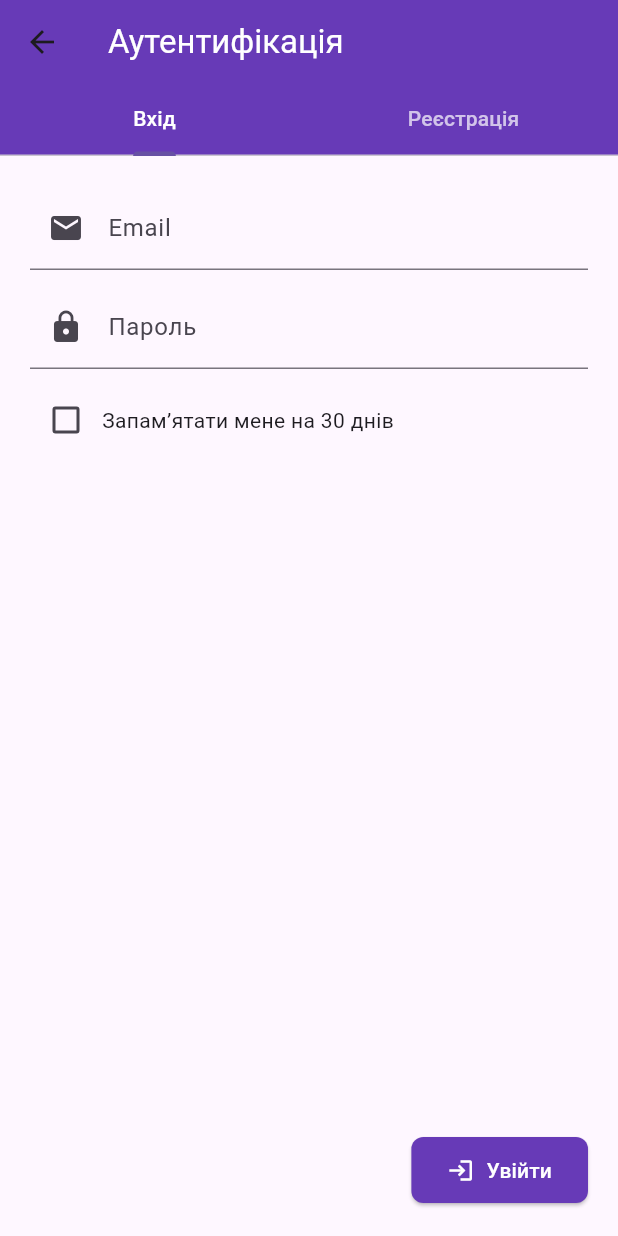
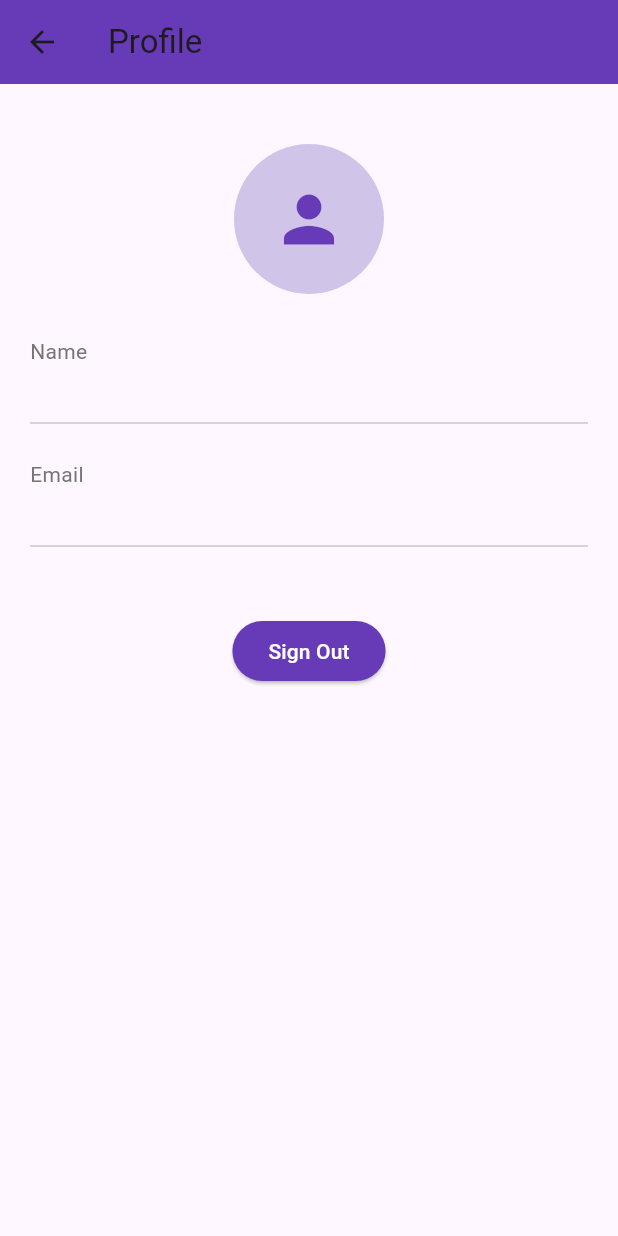
Before and after one commit to Dark927/GamedevEdu-App-Flutter, a Flutter app: the CustomDrawer widget shown alone on an empty page, opened directly with empty values, after a tap on "Profile", on a phone screen of 412 x 824 dp. Run offline on Flutter 3.47's test engine with Material 3 defaults, Android fonts, the phone set to English and light mode, and no system bars; our stand-ins replace firebase_auth, firebase_core, flutter_markdown, shared_preferences, sqflite, sqflite_common_ffi and 2 more; accounts and stored records are empty; network calls fail.

Commit message:
feat: implement the profile screen, add a splash screen, remove some unnecessary build folders.
add a splash screen with the app logo.
implement the profile screen with user's name/surname and email info.
refactore some logic and fix issues with auth (login/register).
remove build folders related to linux, macos and web.

```diff
--- a/lib/courses/game_ai_course.dart
+++ b/lib/courses/game_ai_course.dart
@@ -22,7 +22,7 @@ class GameAIScreen extends StatelessWidget {
           '- ✅ **Основи AI в іграх**: правила, скрипти, дерева рішень\n'
           '- ✅ **Системи станів (Finite State Machines)**\n'
           '- ✅ **Патрулювання, переслідування та втеча**\n'
-          '- ✅ **Pathfinding з алгоритмами A\* і Dijkstra**\n'
+          '- ✅ **Pathfinding з алгоритмами A* і Dijkstra**\n'
           '- ✅ **Реалістична поведінка ворогів та союзників**\n'
           '- ✅ **AI для стратегій, RPG та шутерів**\n'
           '- ✅ **Планування, реактивність і адаптація**\n\n'
--- a/lib/models/courses/course_config.dart
+++ b/lib/models/courses/course_config.dart
@@ -50,7 +50,7 @@ final Map<String, CourseConfig> courseConfigs = {
   ),
   CourseKeys.unrealEngine: CourseConfig(
     course: courses[CourseKeys.unrealEngine]!,
-    builder:
-        () => UnrealCourseScreen(course: courses[CourseKeys.unrealEngine]!),
+    builder: () =>
+        UnrealCourseScreen(course: courses[CourseKeys.unrealEngine]!),
   ),
 };
--- a/lib/screens/auth/login_form.dart
+++ b/lib/screens/auth/login_form.dart
@@ -71,14 +71,16 @@ class _LoginFormState extends State<LoginForm> {
       // Check if email is verified
       if (userCredential.user?.emailVerified ?? false) {
         // Navigate to home screen or wherever needed
-        // Navigator.pushReplacement(context, MaterialPageRoute(builder: (_) => HomeScreen()));
+        Navigator.pushReplacementNamed(context, '/profile');
       } else {
         // If email not verified, send verification email
         await userCredential.user?.sendEmailVerification();
         if (!context.mounted) return;
 
         ScaffoldMessenger.of(context).showSnackBar(
-          const SnackBar(content: Text('Будь ласка, підтвердіть ваш email. Ми відправили листа з підтвердженням.')),
+          const SnackBar(
+              content: Text(
+                  'Будь ласка, підтвердіть ваш email. Ми відправили листа з підтвердженням.')),
         );
       }
     } on FirebaseAuthException catch (e) {
--- /dev/null
+++ b/lib/screens/auth/profile_screen.dart
@@ -0,0 +1,149 @@
+import 'package:flutter/material.dart';
+import 'package:firebase_auth/firebase_auth.dart';
+import 'package:shared_preferences/shared_preferences.dart';
+import '/database/database_helper.dart';
+
+class ProfileScreen extends StatefulWidget {
+  const ProfileScreen({super.key});
+
+  @override
+  State<ProfileScreen> createState() => _ProfileScreenState();
+}
+
+class _ProfileScreenState extends State<ProfileScreen> {
+  String _userName = '';
+  String _userEmail = '';
+  bool _isLoading = true;
+
+  @override
+  void initState() {
+    super.initState();
+    _checkAuthState();
+  }
+
+  Future<void> _checkAuthState() async {
+    final user = FirebaseAuth.instance.currentUser;
+    if (user == null) {
+      if (mounted) {
+        Navigator.pushReplacementNamed(context, '/auth');
+      }
+      return;
+    }
+    await _loadUserData();
+  }
+
+  Future<void> _loadUserData() async {
+    try {
+      final prefs = await SharedPreferences.getInstance();
+      final currentUser = FirebaseAuth.instance.currentUser;
+
+      if (currentUser != null) {
+        // Try to get name from shared preferences first
+        String? name = prefs.getString('user_name');
+
+        if (name == null) {
+          // If not in shared prefs, get from database
+          final dbHelper = DatabaseHelper();
+          final userData = await dbHelper.getUser(currentUser.uid);
+
+          if (userData != null) {
+            name = '${userData['firstName']} ${userData['lastName']}';
+            // Save to shared prefs for future use
+            await prefs.setString('user_name', name);
+          }
+        }
+
+        setState(() {
+          _userName = name ?? 'No name provided';
+          _userEmail = currentUser.email ?? 'No email provided';
+          _isLoading = false;
+        });
+      }
+    } catch (e) {
+      setState(() {
+        _isLoading = false;
+      });
+      ScaffoldMessenger.of(context).showSnackBar(
+        SnackBar(content: Text('Error loading profile: ${e.toString()}')),
+      );
+    }
+  }
+
+  @override
+  Widget build(BuildContext context) {
+    return Scaffold(
+      appBar: AppBar(
+        title: const Text('Profile'),
+        backgroundColor: Colors.deepPurple,
+      ),
+      body: _isLoading
+          ? const Center(child: CircularProgressIndicator())
+          : Padding(
+              padding: const EdgeInsets.all(20.0),
+              child: Column(
+                crossAxisAlignment: CrossAxisAlignment.start,
+                children: [
+                  const SizedBox(height: 20),
+                  Center(
+                    child: CircleAvatar(
+                      radius: 50,
+                      backgroundColor: Colors.deepPurple[100],
+                      child: Icon(
+                        Icons.person,
+                        size: 50,
+                        color: Colors.deepPurple,
+                      ),
+                    ),
+                  ),
+                  const SizedBox(height: 20),
+                  _buildProfileItem('Name', _userName),
+                  _buildProfileItem('Email', _userEmail),
+                  const SizedBox(height: 30),
+                  Center(
+                    child: ElevatedButton(
+                      onPressed: () async {
+                        await FirebaseAuth.instance.signOut();
+                        if (!mounted) return;
+                        Navigator.pushNamedAndRemoveUntil(
+                            context, '/auth', (route) => false);
+                      },
+                      style: ElevatedButton.styleFrom(
+                        backgroundColor: Colors.deepPurple,
+                        foregroundColor: Colors.white,
+                      ),
+                      child: const Text('Sign Out'),
+                    ),
+                  ),
+                ],
+              ),
+            ),
+    );
+  }
+
+  Widget _buildProfileItem(String label, String value) {
+    return Padding(
+      padding: const EdgeInsets.symmetric(vertical: 8.0),
+      child: Column(
+        crossAxisAlignment: CrossAxisAlignment.start,
+        children: [
+          Text(
+            label,
+            style: TextStyle(
+              fontSize: 14,
+              color: Colors.grey[600],
+            ),
+          ),
+          const SizedBox(height: 4),
+          Text(
+            value,
+            style: const TextStyle(
+              fontSize: 18,
+              fontWeight: FontWeight.bold,
+            ),
+          ),
+          const Divider(),
+        ],
+      ),
+    );
+  }
+}
--- a/lib/screens/main/main_home_tab.dart
+++ b/lib/screens/main/main_home_tab.dart
@@ -57,7 +57,6 @@ class _MainHomeTabState extends State<MainHomeTab> {
     return ListView(
       padding: const EdgeInsets.only(bottom: 40),
       children: [
-        // Карусель
         SizedBox(
           height: 250,
           child: PageView.builder(
@@ -75,7 +74,7 @@ class _MainHomeTabState extends State<MainHomeTab> {
 
         const SizedBox(height: 20),
 
-        // Заголовок
+        // Header
         Padding(
           padding: const EdgeInsets.symmetric(horizontal: 20),
           child: Column(
--- a/lib/screens/main/main_screen.dart
+++ b/lib/screens/main/main_screen.dart
@@ -32,7 +32,6 @@ class _MainScreenState extends State<MainScreen>
       setState(() => _isDatabaseInitialized = true);
     } catch (e) {
       debugPrint('Database initialization error: $e');
-      // Handle error appropriately
     }
   }
 
--- a/lib/widgets/animated_image.dart
+++ b/lib/widgets/animated_image.dart
@@ -1,6 +1,5 @@
 import 'package:flutter/material.dart';
 
-// Виділений клас для анімованих зображень
 class AnimatedImage extends StatelessWidget {
   final String imagePath;
   final double scrollPosition;
--- a/lib/widgets/custom_drawer.dart
+++ b/lib/widgets/custom_drawer.dart
@@ -1,3 +1,4 @@
+import 'package:firebase_auth/firebase_auth.dart';
 import 'package:flutter/material.dart';
 import '../database/database_helper.dart';
 
@@ -67,11 +68,19 @@ class CustomDrawer extends StatelessWidget {
     return ListTile(
       leading: const Icon(Icons.person, color: Colors.deepPurple),
       title: const Text('Profile'),
-      onTap: () {
-        Navigator.pop(context);
-        Navigator.pushNamed(context, '/auth');
-      },
+      onTap: () => _handleProfileTap(context),
     );
+  }
+
+  void _handleProfileTap(BuildContext context) async {
+    final user = FirebaseAuth.instance.currentUser;
+    if (user == null) {
+      // User not logged in, navigate to auth screen
+      Navigator.pushNamed(context, '/auth');
+    } else {
+      // User logged in, navigate to profile screen
+      Navigator.pushNamed(context, '/profile');
+    }
   }
 
   Widget _buildCartTile(BuildContext context) {
@@ -114,9 +123,9 @@ class CustomDrawer extends StatelessWidget {
     return ListTile(
       leading: const Icon(Icons.error, color: Colors.red),
       title: const Text('Error loading users'),
-      onTap: () => ScaffoldMessenger.of(context).showSnackBar(
-        SnackBar(content: Text('Error: $error')),
-      ),
+      onTap: () => ScaffoldMessenger.of(
+        context,
+      ).showSnackBar(SnackBar(content: Text('Error: $error'))),
     );
   }
 
@@ -128,7 +137,7 @@ class CustomDrawer extends StatelessWidget {
         if (users.isEmpty)
           _buildNoUsersFound()
         else
-          ...users.map(_buildUserTile).toList(),
+          ...users.map(_buildUserTile),
       ],
     );
   }
```
Also changed, not shown: lib/database/database_helper.dart (+19 -20 lines), lib/main.dart (+6 -3 lines), lib/screens/auth/auth_screen.dart (+14 -2 lines), lib/screens/auth/register_form.dart (+57 -15 lines), lib/screens/auth/verify_email_screen.dart (+16 -10 lines), lib/screens/course/course_detail_screen.dart (+6 -6 lines), lib/widgets/splash_screen.dart (added, +37 -0 lines), pubspec.yaml (+5 -3 lines), Image/logo.png (added), pubspec.lock, 48 other files.
